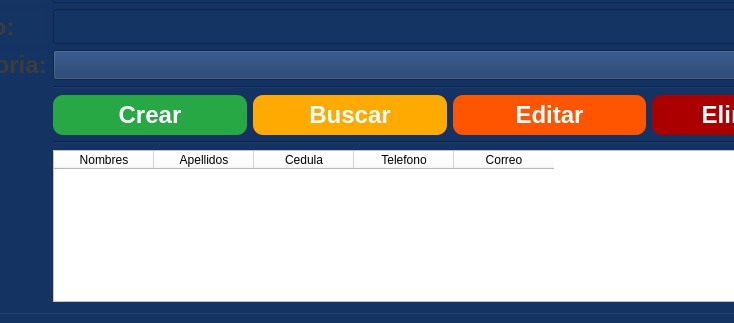
This is view/menu_principal.ui in JhustynC/TF_BaseDeDatos as Qt 5 draws it before an edit; both pictures show x 293 to 1027 and y 254 to 577 of the 1160 by 577 pixel window. The edited form follows.
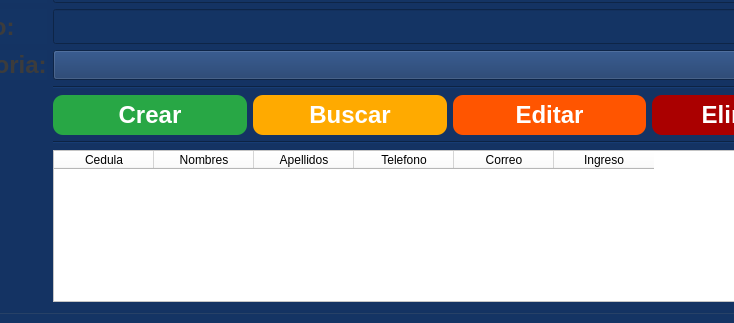
This is the edited form. Icons and pictures are not drawn.

Commit message: Arreglo de interfaz y esquemas

```diff
--- a/view/menu_principal.ui
+++ b/view/menu_principal.ui
@@ -2355,6 +2355,11 @@
                             <property name="styleSheet">
                              <string notr="true">background-color: rgb(255, 255, 255);</string>
                             </property>
+                            <column>
+                             <property name="text">
+                              <string>Cedula</string>
+                             </property>
+                            </column>
                             <column>
                              <property name="text">
                               <string>Nombres</string>
@@ -2365,11 +2370,6 @@
                               <string>Apellidos</string>
                              </property>
                             </column>
-                            <column>
-                             <property name="text">
-                              <string>Cedula</string>
-                             </property>
-                            </column>
                             <column>
                              <property name="text">
                               <string>Telefono</string>
@@ -2380,6 +2380,11 @@
                               <string>Correo</string>
                              </property>
                             </column>
+                            <column>
+                             <property name="text">
+                              <string>Ingreso</string>
+                             </property>
+                            </column>
                            </widget>
                           </item>
                           <item row="5" column="1">
```
Left out of the diff: 4 changed lines with no effect on the pictures. The commit also changes 4 other files.
